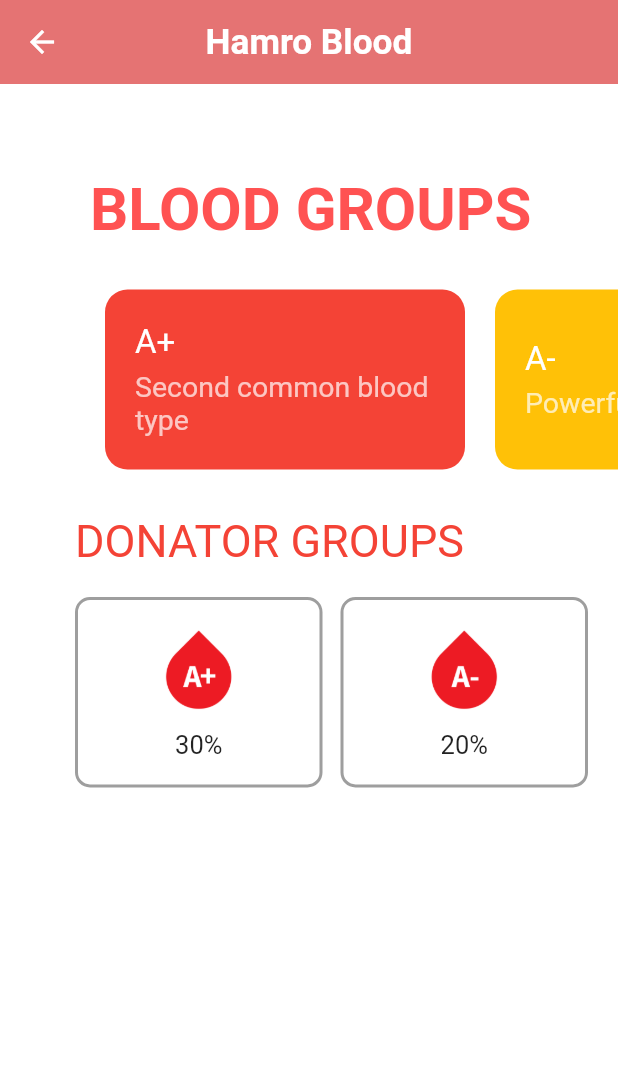
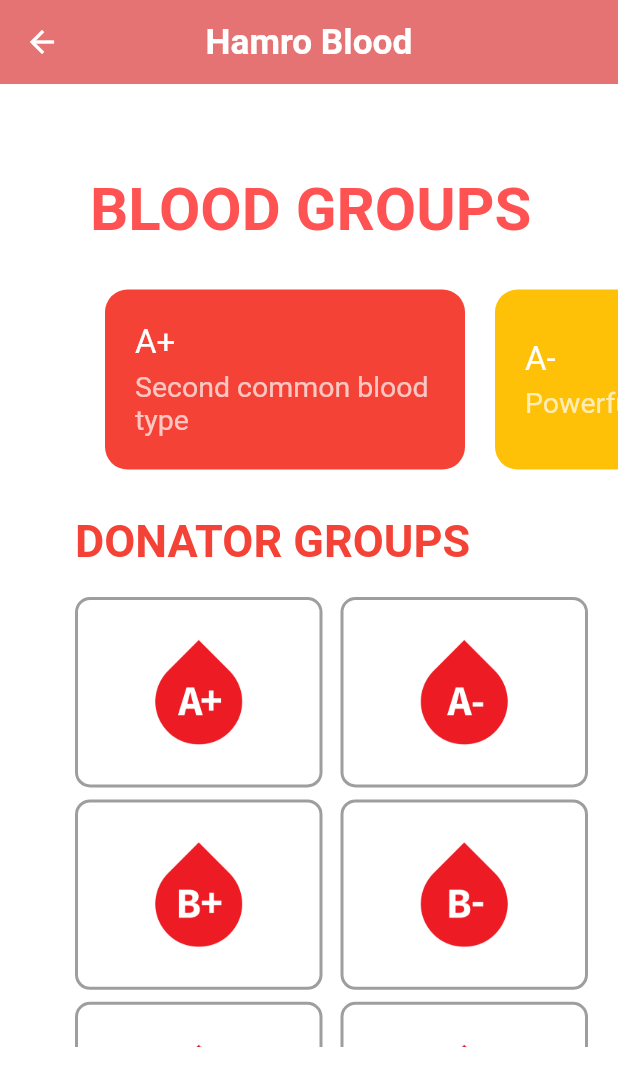
Before and after one commit to aregmi450/blood, a Flutter app: the HomeScreen screen opened by its route, on a phone screen of 412 x 824 dp. Shown: the top 1086 px of the screen. Run offline on Flutter 3.47's test engine with Material 2 defaults, Android fonts, the phone set to English and light mode, and no system bars.

Commit message:
homepage ko kaam

```diff
--- a/lib/homescreen.dart
+++ b/lib/homescreen.dart
@@ -1,5 +1,3 @@
-import 'dart:html';
-
 import 'package:flutter/material.dart';
 
 class HomeScreen extends StatelessWidget {
@@ -45,9 +43,9 @@ class HomeScreen extends StatelessWidget {
     );
   }
 
+// giving shape to the box containing the images
   Widget _selectedGroups({
     @required String image,
-    @required String name,
   }) {
     return Container(
       decoration: BoxDecoration(
@@ -57,16 +55,9 @@ class HomeScreen extends StatelessWidget {
         mainAxisAlignment: MainAxisAlignment.center,
         children: [
           Container(
-            height: 60,
+            height: 80,
             decoration:
                 BoxDecoration(image: DecorationImage(image: AssetImage(image))),
-          ),
-          SizedBox(
-            height: 10,
-          ),
-          Text(
-            name,
-            style: TextStyle(fontSize: 17),
           ),
         ],
       ),
@@ -173,6 +164,7 @@ class HomeScreen extends StatelessWidget {
                     style: TextStyle(
                       fontSize: 30,
                       color: Colors.red,
+                      fontWeight: FontWeight.bold,
                     ),
                   ),
                   Padding(
@@ -189,11 +181,25 @@ class HomeScreen extends StatelessWidget {
                         children: [
                           _selectedGroups(
                             image: 'assets/a-pos.jpg',
-                            name: '30%',
                           ),
                           _selectedGroups(
                             image: 'assets/a-neg.jpg',
-                            name: '20%',
+                          ),
+                          _selectedGroups(
+                            image: 'assets/b-pos.jpg',
+                          ),
+                          _selectedGroups(
+                            image: 'assets/b-neg.jpg',
+                          ),
+                          _selectedGroups(image: 'assets/ab-pos.jpg'),
+                          _selectedGroups(
+                            image: 'assets/ab-neg.jpg',
+                          ),
+                          _selectedGroups(
+                            image: 'assets/o-pos.jpg',
+                          ),
+                          _selectedGroups(
+                            image: 'assets/o-neg.jpg',
                           ),
                         ],
                       ),
```
